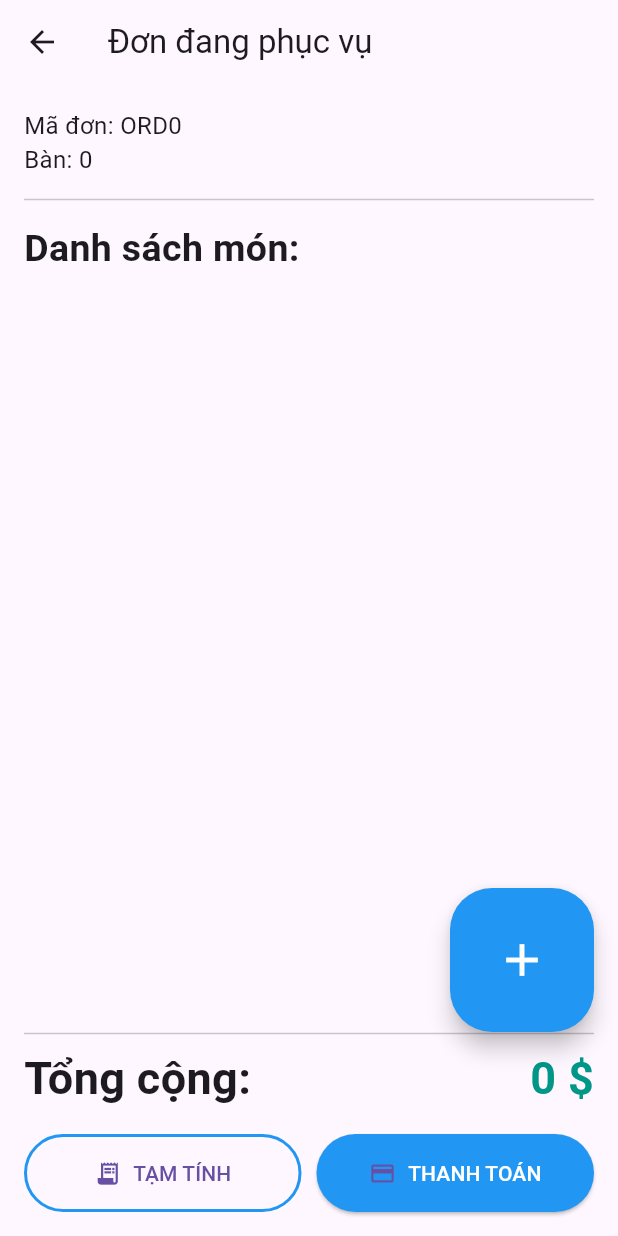
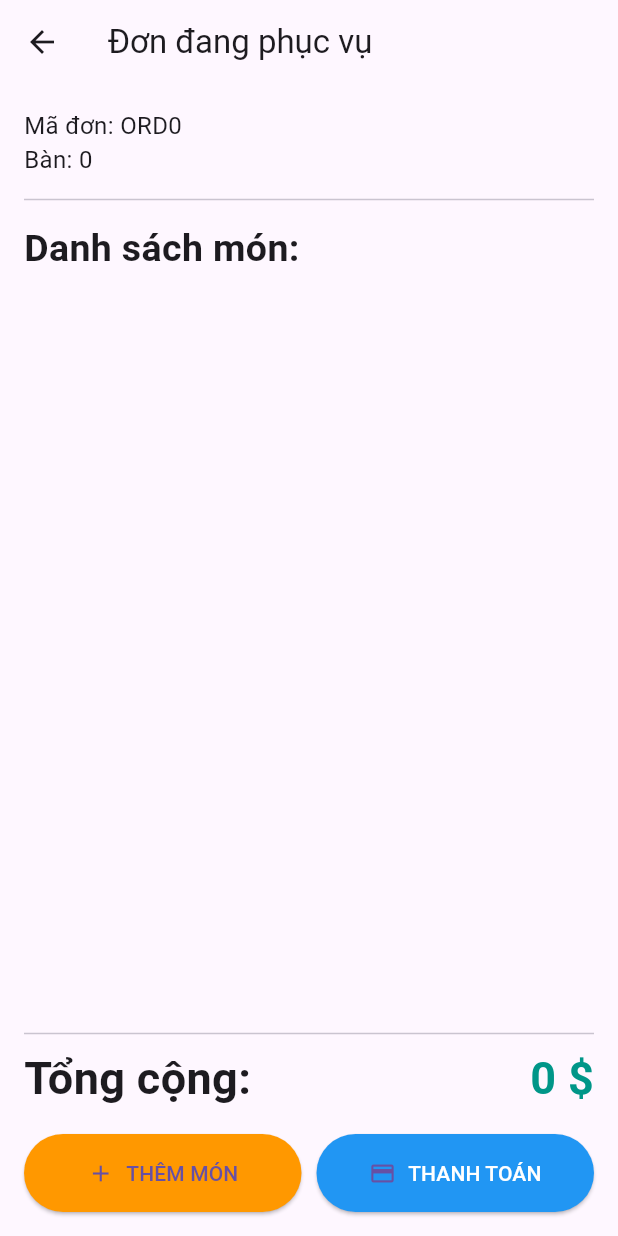
Before and after one commit to ductrunkk/POS-flutter-app, a Flutter app: the OrderSummaryPage screen opened directly with empty values, after a tap on "THANH TOÁN", on a phone screen of 412 x 824 dp. Run offline on Flutter 3.47's test engine with Material 3 defaults, Android fonts, the phone set to English and light mode, and no system bars; our stand-ins replace flutter_dotenv, get, pdf, printing, supabase_flutter; missing offline and left inert: supabase_auth_ui; accounts and stored records are empty.

Commit message:
final version

```diff
--- a/lib/bindings/payment_binding.dart
+++ b/lib/bindings/payment_binding.dart
@@ -4,6 +4,10 @@ import '../controllers/payment_controller.dart';
 class PaymentBinding extends Bindings {
   @override
   void dependencies() {
-    Get.lazyPut(() => PaymentController());
+    Get.lazyPut<PaymentController>(() => PaymentController(
+      invoiceId: Get.arguments['invoiceId'] as int,
+      orderId:   Get.arguments['orderId']   as int,
+      tableId:   Get.arguments['tableId']   as int,
+    ));
   }
 }
--- a/lib/bindings/table_binding.dart
+++ b/lib/bindings/table_binding.dart
@@ -5,6 +5,6 @@ import '../controllers/table_controller.dart';
 class TableBinding extends Bindings {
   @override
   void dependencies() {
-    Get.lazyPut<TableController>(() => TableController());
+    Get.lazyPut<TableController>(() => TableController(), fenix: true);
   }
 }
--- a/lib/controllers/order_summary_controller.dart
+++ b/lib/controllers/order_summary_controller.dart
@@ -8,8 +8,17 @@ import 'package:table_booking/models/order_model.dart';
 import 'package:table_booking/pages/table_page.dart';
 class OrderSummaryController extends GetxController {
   final int orderId;
+
+  /// Trạng thái load
+  bool loading = false;
+
+  /// Danh sách món
   List<OrderDetailModel> items = [];
-  bool loading = false;
+
+  /// Tổng tiền
+  double totalAmount = 0.0;
+
+  /// Lỗi nếu có
   String? error;
 
   OrderSummaryController(this.orderId);
@@ -20,18 +29,44 @@ class OrderSummaryController extends GetxController {
     loadOrderDetails();
   }
 
+
+
+  // Future<void> loadOrderDetails() async {
+  //   loading = true;
+  //   update();
+  //   try {
+  //     items = await OrderDetailSnapshot.fetchByOrderId(orderId);
+  //     error = null;
+  //   } catch (e) {
+  //     error = e.toString();
+  //   } finally {
+  //     loading = false;
+  //     update();
+  //   }
+  // }
+
   Future<void> loadOrderDetails() async {
-    loading = true;
-    update();
     try {
+      loading = true;
+      update(); // notify UI bắt đầu loading
+
       items = await OrderDetailSnapshot.fetchByOrderId(orderId);
+      totalAmount = items.fold(
+        0.0,
+            (sum, od) => sum + od.unitprice * od.quantity,
+      );
       error = null;
     } catch (e) {
       error = e.toString();
     } finally {
       loading = false;
-      update();
+      update(); // notify UI đã xong loading / có thể có lỗi
     }
+  }
+
+  /// Gọi lại khi cần refresh từ bên ngoài
+  Future<void> refreshItems() async {
+    await loadOrderDetails();
   }
 
   final OrderSnapshot _orderService = OrderSnapshot();
@@ -122,7 +157,7 @@ class OrderSummaryController extends GetxController {
 
 
 
-  double get totalAmount => items.fold(0.0, (sum, od) => sum + od.unitprice * od.quantity);
+  // double get totalAmount => items.fold(0.0, (sum, od) => sum + od.unitprice * od.quantity);
 
   String get orderCode => 'ORD' + orderId.toString();
 }
--- a/lib/controllers/payment_controller.dart
+++ b/lib/controllers/payment_controller.dart
@@ -1,12 +1,27 @@
+import 'package:flutter/material.dart';
 import 'package:get/get.dart';
 import 'package:supabase_flutter/supabase_flutter.dart';
+import 'package:table_booking/controllers/table_controller.dart';
+import '../helpers/pdf_helper.dart';
 import '../models/invoice_model.dart';
 import '../models/order_detail_model.dart';
 import 'package:table_booking/bindings/payment_binding.dart';
 
+import '../pages/table_page.dart';
+
 class PaymentController extends GetxController {
   var invoice = Rxn<InvoiceModel>();
   var orderDetails = <OrderDetailModel>[].obs;
+
+  final int invoiceId;
+  final int orderId;
+  final int tableId;
+
+  PaymentController({
+    required this.invoiceId,
+    required this.orderId,
+    required this.tableId,
+  });
 
   Future<void> fetchInvoice(int invoiceId) async {
     final res = await Supabase.instance.client
@@ -37,6 +52,24 @@ class PaymentController extends GetxController {
         .toList();
   }
 
+  Future<void> completePayment() async {
+    final inv = invoice.value!;
+    // 1. In PDF
+    await generateInvoicePDF(inv, orderDetails);
+
+    // 2. Cập nhật lại status bàn về 'available'
+    await Supabase.instance.client
+        .from('tablerestaurant')
+        .update({'status': 'available'})
+        .eq('tableid', tableId);
+
+    // 3. Quay về TablePage, xóa hết navigation stack cũ
+    Get.offAll(() => TablePage());
+
+    Get.find<TableController>().fetchTables();
+
+    Get.snackbar("Hoàn tất", "Bàn $tableId đã sẵn sàng", backgroundColor: Colors.green, colorText: Colors.white);
+  }
   @override
   void onInit() {
     super.onInit();
--- a/lib/main.dart
+++ b/lib/main.dart
@@ -30,7 +30,7 @@ class MyApp extends StatelessWidget {
         BindingsEmployeeController().dependencies();
       }),
       home: PageLogin(),
-      // home: TablePage(),
+      //home: TablePage(),
       theme: ThemeData(useMaterial3: true),
       debugShowCheckedModeBanner: false,
     );
--- a/lib/models/invoice_model.dart
+++ b/lib/models/invoice_model.dart
@@ -24,6 +24,37 @@ class InvoiceModel {
 }
 
 class InvoiceSnapshot{
+  static Future<int> createInvoice({
+    required int orderId,
+    required int cashierId,
+    required double totalAmount,
+  }) async {
+    try {
+      // 1. Chèn vào bảng invoice
+      final inserted = await Supabase.instance.client
+          .from('invoice')
+          .insert({
+        'cashierid': cashierId,
+        'paymenttime': DateTime.now().toIso8601String(),
+        'totalamount': totalAmount,
+      })
+          .select('invoiceid')
+          .single();
+
+      final invoiceId = inserted['invoiceid'] as int;
+
+      // 2. Cập nhật cột invoiceid trên bảng orders
+      await Supabase.instance.client
+          .from('orders')
+          .update({'invoiceid': invoiceId})
+          .eq('orderid', orderId);
+
+      return invoiceId;
+    } catch (e) {
+      throw Exception('Failed to create invoice: $e');
+    }
+  }
+
   Future<InvoiceModel> fetchInvoice(int invoiceId) async {
     final res = await Supabase.instance.client
         .from('invoice')
--- a/lib/pages/order_summary_page.dart
+++ b/lib/pages/order_summary_page.dart
@@ -6,13 +6,15 @@ import 'package:table_booking/pages/table_page.dart';
 import '../bindings/menu_binding.dart';
 import '../bindings/payment_binding.dart';
 import '../controllers/order_summary_controller.dart';
+import '../models/invoice_model.dart';
 
 class OrderSummaryPage extends StatelessWidget {
   final int orderId;
   final int tableId;
-  final bool isConfirmationMode; // true = xác nhận đơn, false = đang phục vụ
+  final bool isConfirmationMode;
 
-  const OrderSummaryPage({super.key,
+  const OrderSummaryPage({
+    super.key,
     required this.orderId,
     required this.tableId,
     required this.isConfirmationMode,
@@ -23,9 +25,9 @@ class OrderSummaryPage extends StatelessWidget {
     return GetBuilder<OrderSummaryController>(
       builder: (c) => Scaffold(
         appBar: AppBar(
-            title: Text(
-              isConfirmationMode ? 'Xác nhận đơn' : 'Đơn đang phục vụ',
-            )
+          title: Text(
+            isConfirmationMode ? 'Xác nhận đơn' : 'Đơn đang phục vụ',
+          ),
         ),
         body: c.loading
             ? const Center(child: CircularProgressIndicator())
@@ -39,7 +41,8 @@ class OrderSummaryPage extends StatelessWidget {
               Text('Mã đơn: ${c.orderCode}', style: const TextStyle(fontSize: 16)),
               Text('Bàn: $tableId ', style: const TextStyle(fontSize: 16)),
               const Divider(height: 30),
-              const Text('Danh sách món:', style: TextStyle(fontSize: 25, fontWeight: FontWeight.bold)),
+              const Text('Danh sách món:',
+                  style: TextStyle(fontSize: 25, fontWeight: FontWeight.bold)),
               const SizedBox(height: 10),
               Expanded(
                 child: ListView.builder(
@@ -47,9 +50,13 @@ class OrderSummaryPage extends StatelessWidget {
                   itemBuilder: (_, i) {
                     final od = c.items[i];
                     return ListTile(
-                      title: Text(od.dishname, style: TextStyle(fontSize: 20),),
-                      subtitle: Text('x${od.quantity} - ${od.unitprice.toStringAsFixed(0)} \$',
-                          style: const TextStyle(fontSize: 20, fontWeight: FontWeight.bold)
+                      title: Text(
+                        od.dishname,
+                        style: const TextStyle(fontSize: 20),
+                      ),
+                      subtitle: Text(
+                        'x${od.quantity} - ${od.unitprice.toStringAsFixed(0)} \$',
+                        style: const TextStyle(fontSize: 20, fontWeight: FontWeight.bold),
                       ),
                       trailing: Text(
                         '${(od.unitprice * od.quantity).toStringAsFixed(0)} \$',
@@ -63,42 +70,53 @@ class OrderSummaryPage extends StatelessWidget {
               Row(
                 mainAxisAlignment: MainAxisAlignment.spaceBetween,
                 children: [
-                  const Text('Tổng cộng:', style: TextStyle(fontSize: 30, fontWeight: FontWeight.bold)),
-                  Text('${c.totalAmount.toStringAsFixed(0)} \$', style: const TextStyle(fontSize: 30, color: Colors.teal, fontWeight: FontWeight.bold)),
+                  const Text('Tổng cộng:',
+                      style: TextStyle(fontSize: 30, fontWeight: FontWeight.bold)),
+                  Text('${c.totalAmount.toStringAsFixed(0)} \$',
+                      style: const TextStyle(
+                          fontSize: 30, color: Colors.teal, fontWeight: FontWeight.bold)),
                 ],
               ),
               const SizedBox(height: 16),
               Row(
                 children: [
                   Expanded(
-                    child: isConfirmationMode ? ElevatedButton.icon(
+                    child: isConfirmationMode
+                        ? ElevatedButton.icon(
                       onPressed: () async {
                         final success = await c.handleCancel(orderId);
                         if (success) {
                           Get.back();
                         } else {
-                          Get.snackbar("Lỗi", "Không thể hủy đơn hàng", backgroundColor: Colors.red, colorText: Colors.white);
+                          Get.snackbar("Lỗi", "Không thể hủy đơn hàng",
+                              backgroundColor: Colors.red, colorText: Colors.white);
                         }
                       },
                       icon: const Icon(Icons.cancel),
-                      label: const Text('HỦY ĐƠN', style: TextStyle(color: Colors.white)),
+                      label: const Text('HỦY ĐƠN',
+                          style: TextStyle(color: Colors.white)),
                       style: ElevatedButton.styleFrom(
                         backgroundColor: Colors.red,
                         padding: const EdgeInsets.symmetric(vertical: 16),
                       ),
-                    ) :
-                    OutlinedButton.icon(
-                      onPressed: () {
-                        // TODO: tạm tính
+                    )
+                        : ElevatedButton.icon(
+                      onPressed: () async {
+                        await Get.to(
+                              () => MenuPage(),
+                          binding: MenuBinding(),
+                          arguments: {
+                            'tableId': tableId,
+                            'orderId': orderId,
+                          },
+                        );
+                        await c.loadOrderDetails();
                       },
-                      icon: const Icon(Icons.receipt_long),
-                      label: const Text('TẠM TÍNH'),
-                      style: OutlinedButton.styleFrom(
+                      icon: const Icon(Icons.add),
+                      label: const Text('THÊM MÓN'),
+                      style: ElevatedButton.styleFrom(
+                        backgroundColor: Colors.orange,
                         padding: const EdgeInsets.symmetric(vertical: 16),
-                        side: const BorderSide(
-                          color: Colors.blue,
-                          width: 2.0,
-                        ),
                       ),
                     ),
                   ),
@@ -106,25 +124,36 @@ class OrderSummaryPage extends StatelessWidget {
                   Expanded(
                     child: ElevatedButton.icon(
                       onPressed: () async {
-                        if(isConfirmationMode == true){
+                        if (isConfirmationMode) {
                           await c.printToKitchen(orderId);
-                          // Get.offAll(() => TablePage());
-                        }else{
-                              () => PaymentPage();
-                        binding: PaymentBinding();
-                        //arguments: {'tableId': table. tableId},;
+                        } else {
+                          final amount = c.totalAmount;
+                          final invoiceId = await InvoiceSnapshot.createInvoice(
+                            orderId: orderId,
+                            cashierId: 7,
+                            totalAmount: amount,
+                          );
+                          Get.to(
+                                () => PaymentPage(),
+                            binding: PaymentBinding(),
+                            arguments: {
+                              'invoiceId': invoiceId,
+                              'orderId': orderId,
+                              'tableId': tableId,
+                            },
+                          );
                         }
                       },
                       icon: Icon(isConfirmationMode
                           ? Icons.check_circle
                           : Icons.payment),
-                      label: Text(isConfirmationMode
-                          ? 'XÁC NHẬN'
-                          : 'THANH TOÁN', style: TextStyle(color: Colors.white)),
+                      label: Text(
+                        isConfirmationMode ? 'XÁC NHẬN' : 'THANH TOÁN',
+                        style: const TextStyle(color: Colors.white),
+                      ),
                       style: ElevatedButton.styleFrom(
-                        backgroundColor: isConfirmationMode
-                            ? Colors.green
-                            : Colors.blue,
+                        backgroundColor:
+                        isConfirmationMode ? Colors.green : Colors.blue,
                         padding: const EdgeInsets.symmetric(vertical: 16),
                       ),
                     ),
@@ -134,24 +163,6 @@ class OrderSummaryPage extends StatelessWidget {
             ],
           ),
         ),
-        floatingActionButton: isConfirmationMode
-            ? null
-            : Padding(
-          padding: const EdgeInsets.only(bottom: 120),
-          child: FloatingActionButton.large(
-            onPressed:  () async {
-              Get.to(
-                    () => MenuPage(),
-                binding: MenuBinding(),
-                arguments: {'tableId': tableId, 'orderId': orderId},
-              );
-            },
-            backgroundColor: Colors.blue, // Màu xanh nước biển
-            foregroundColor: Colors.white, // Màu icon
-            child: const Icon(Icons.add),
-          ),
-        ),
-        floatingActionButtonLocation: FloatingActionButtonLocation.endFloat,
       ),
     );
   }
--- a/lib/pages/payment_page.dart
+++ b/lib/pages/payment_page.dart
@@ -57,9 +57,7 @@ class PaymentPage extends StatelessWidget {
                 width: double.infinity,
                 child: ElevatedButton(
                   onPressed: () async {
-                    final inv = controller.invoice.value;
-                    final details = controller.orderDetails;
-                    await generateInvoicePDF(inv!, details);
+                    await controller.completePayment();
                   },
                   child: const Text('PAY NOW'),
                 ),
```
Also changed, not shown: lib/models/order_detail_model.dart (+11 -10 lines), lib/pages/menu_page.dart (+40 -55 lines), lib/pages/serving_page.dart (deleted, +0 -109 lines), lib/bindings/serving_binding.dart (deleted).
